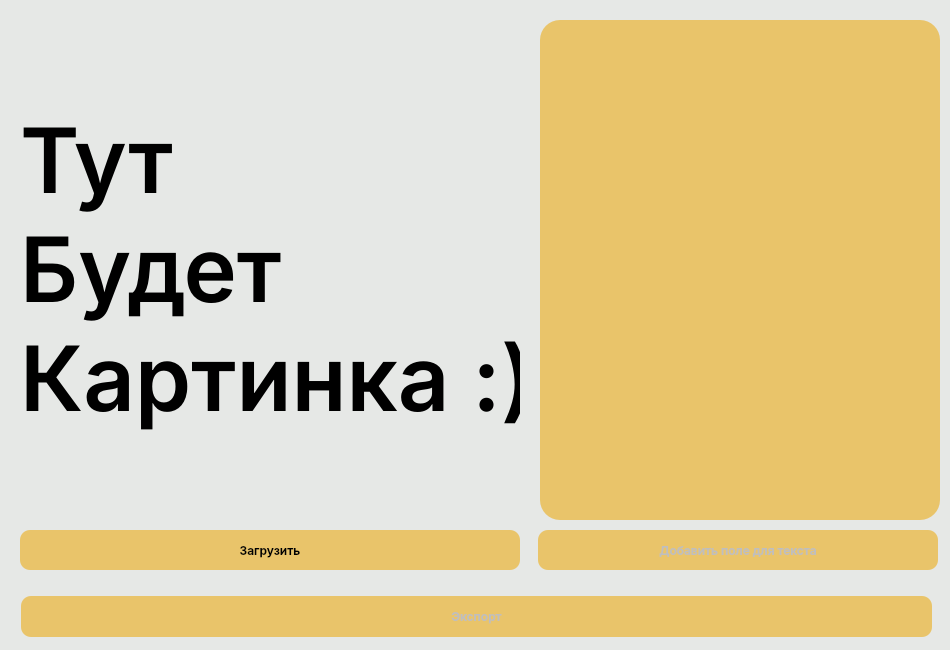
Albertlll/Mem_generator, file UI/generator_ui.ui: the form before one commit.
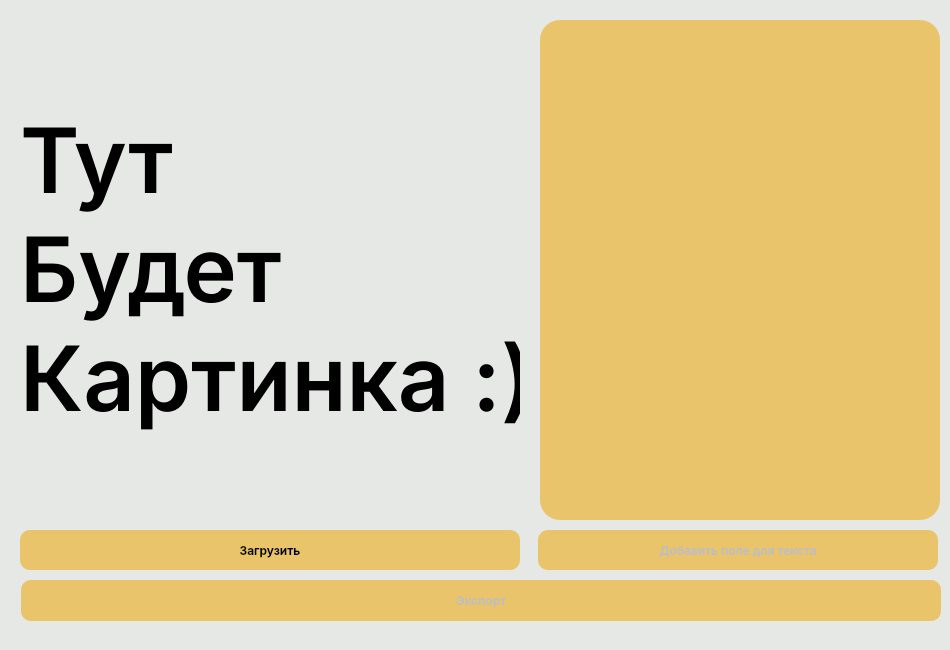
The form after the commit.

Diff of the .ui file:
```diff
--- a/UI/generator_ui.ui
+++ b/UI/generator_ui.ui
@@ -142,8 +142,8 @@
    <property name="geometry">
     <rect>
      <x>21</x>
-     <y>596</y>
-     <width>911</width>
+     <y>580</y>
+     <width>920</width>
      <height>41</height>
     </rect>
    </property>
```
Left out of the diff: 4 changed lines with no effect on the pictures.
